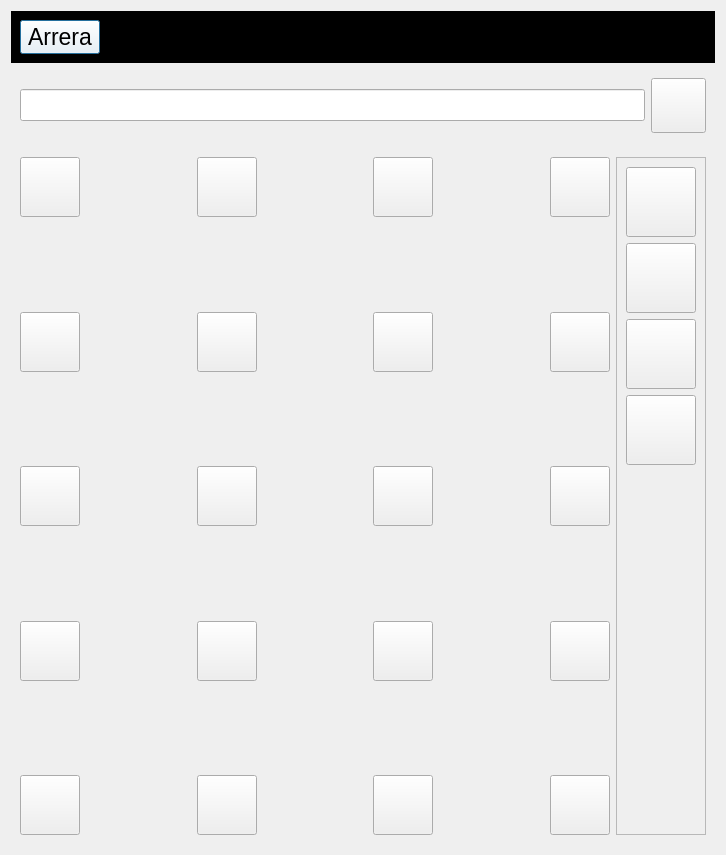
Arrera-Software/Arrera-Interface, file arreraui.ui: the form before one commit.
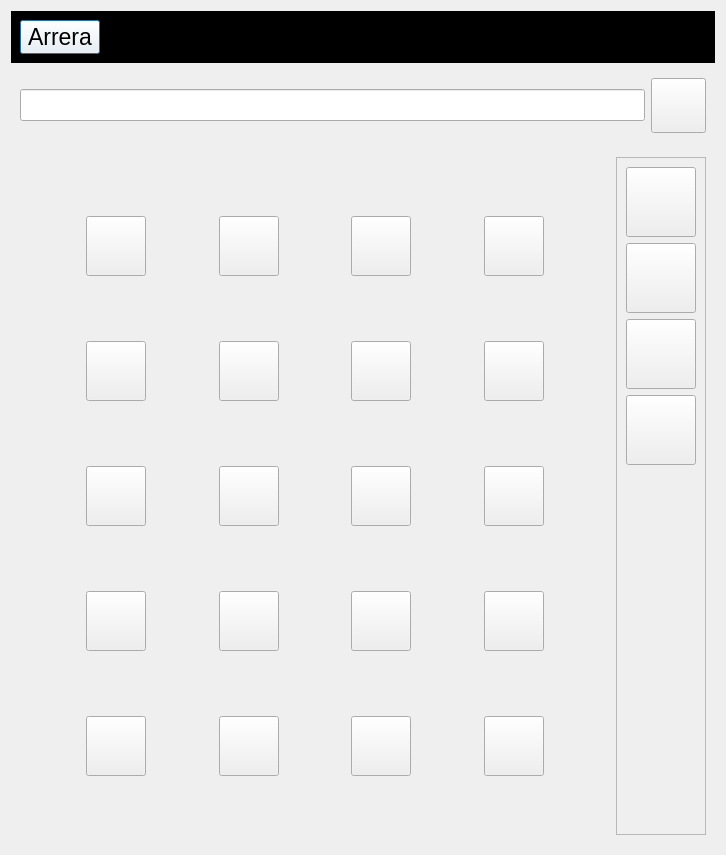
The form after the commit. The open tabs and pages were chosen to show the change. Icons and pictures are not drawn.

What changed in the file:
```diff
--- a/arreraui.ui
+++ b/arreraui.ui
@@ -1048,21 +1048,27 @@
       <layout class="QHBoxLayout" name="horizontalLayout">
        <item>
         <layout class="QGridLayout" name="gridLayout">
-         <item row="1" column="5">
-          <spacer name="horizontalSpacer_22">
-           <property name="orientation">
-            <enum>Qt::Orientation::Horizontal</enum>
+         <item row="5" column="3">
+          <widget class="QPushButton" name="IDC_APP_3">
+           <property name="minimumSize">
+            <size>
+             <width>60</width>
+             <height>60</height>
+            </size>
            </property>
-           <property name="sizeHint" stdset="0">
+           <property name="maximumSize">
             <size>
-             <width>40</width>
-             <height>20</height>
+             <width>60</width>
+             <height>60</height>
             </size>
            </property>
-          </spacer>
+           <property name="text">
+            <string/>
+           </property>
+          </widget>
          </item>
-         <item row="1" column="0">
-          <widget class="QPushButton" name="IDC_APP_1">
+         <item row="9" column="5">
+          <widget class="QPushButton" name="IDC_APP_20">
            <property name="minimumSize">
             <size>
              <width>60</width>
@@ -1080,46 +1086,26 @@
            </property>
           </widget>
          </item>
-         <item row="1" column="3">
-          <spacer name="horizontalSpacer_21">
-           <property name="orientation">
-            <enum>Qt::Orientation::Horizontal</enum>
-           </property>
-           <property name="sizeHint" stdset="0">
+         <item row="3" column="7">
+          <widget class="QPushButton" name="IDC_APP_10">
+           <property name="minimumSize">
             <size>
-             <width>40</width>
-             <height>20</height>
+             <width>60</width>
+             <height>60</height>
             </size>
            </property>
-          </spacer>
-         </item>
-         <item row="6" column="0">
-          <spacer name="verticalSpacer_10">
-           <property name="orientation">
-            <enum>Qt::Orientation::Vertical</enum>
-           </property>
-           <property name="sizeHint" stdset="0">
+           <property name="maximumSize">
             <size>
-             <width>20</width>
-             <height>40</height>
+             <width>60</width>
+             <height>60</height>
             </size>
            </property>
-          </spacer>
-         </item>
-         <item row="2" column="0">
-          <spacer name="verticalSpacer_8">
-           <property name="orientation">
-            <enum>Qt::Orientation::Vertical</enum>
+           <property name="text">
+            <string/>
            </property>
-           <property name="sizeHint" stdset="0">
-            <size>
-             <width>20</width>
-             <height>40</height>
-            </size>
-           </property>
-          </spacer>
+          </widget>
          </item>
-         <item row="7" column="6">
+         <item row="7" column="7">
           <widget class="QPushButton" name="IDC_APP_7">
            <property name="minimumSize">
             <size>
@@ -1139,7 +1125,20 @@
           </widget>
          </item>
          <item row="1" column="6">
-          <widget class="QPushButton" name="IDC_APP_15">
+          <spacer name="horizontalSpacer_22">
+           <property name="orientation">
+            <enum>Qt::Orientation::Horizontal</enum>
+           </property>
+           <property name="sizeHint" stdset="0">
+            <size>
+             <width>40</width>
+             <height>20</height>
+            </size>
+           </property>
+          </spacer>
+         </item>
+         <item row="3" column="5">
+          <widget class="QPushButton" name="IDC_APP_6">
            <property name="minimumSize">
             <size>
              <width>60</width>
@@ -1157,7 +1156,7 @@
            </property>
           </widget>
          </item>
-         <item row="1" column="1">
+         <item row="1" column="2">
           <spacer name="horizontalSpacer_20">
            <property name="orientation">
             <enum>Qt::Orientation::Horizontal</enum>
@@ -1170,7 +1169,33 @@
            </property>
           </spacer>
          </item>
-         <item row="5" column="0">
+         <item row="2" column="1">
+          <spacer name="verticalSpacer_8">
+           <property name="orientation">
+            <enum>Qt::Orientation::Vertical</enum>
+           </property>
+           <property name="sizeHint" stdset="0">
+            <size>
+             <width>20</width>
+             <height>40</height>
+            </size>
+           </property>
+          </spacer>
+         </item>
+         <item row="1" column="8">
+          <spacer name="horizontalSpacer_13">
+           <property name="orientation">
+            <enum>Qt::Orientation::Horizontal</enum>
+           </property>
+           <property name="sizeHint" stdset="0">
+            <size>
+             <width>40</width>
+             <height>20</height>
+            </size>
+           </property>
+          </spacer>
+         </item>
+         <item row="5" column="1">
           <widget class="QPushButton" name="IDC_APP_13">
            <property name="minimumSize">
             <size>
@@ -1189,45 +1214,20 @@
            </property>
           </widget>
          </item>
-         <item row="7" column="0">
-          <widget class="QPushButton" name="IDC_APP_9">
-           <property name="minimumSize">
-            <size>
-             <width>60</width>
-             <height>60</height>
-            </size>
+         <item row="6" column="1">
+          <spacer name="verticalSpacer_10">
+           <property name="orientation">
+            <enum>Qt::Orientation::Vertical</enum>
            </property>
-           <property name="maximumSize">
+           <property name="sizeHint" stdset="0">
             <size>
-             <width>60</width>
-             <height>60</height>
+             <width>20</width>
+             <height>40</height>
             </size>
            </property>
-           <property name="text">
-            <string/>
-           </property>
-          </widget>
+          </spacer>
          </item>
-         <item row="3" column="2">
-          <widget class="QPushButton" name="IDC_APP_4">
-           <property name="minimumSize">
-            <size>
-             <width>60</width>
-             <height>60</height>
-            </size>
-           </property>
-           <property name="maximumSize">
-            <size>
-             <width>60</width>
-             <height>60</height>
-            </size>
-           </property>
-           <property name="text">
-            <string/>
-           </property>
-          </widget>
-         </item>
-         <item row="5" column="6">
+         <item row="5" column="7">
           <widget class="QPushButton" name="IDC_APP_11">
            <property name="minimumSize">
             <size>
@@ -1246,8 +1246,8 @@
            </property>
           </widget>
          </item>
-         <item row="9" column="4">
-          <widget class="QPushButton" name="IDC_APP_20">
+         <item row="7" column="1">
+          <widget class="QPushButton" name="IDC_APP_9">
            <property name="minimumSize">
             <size>
              <width>60</width>
@@ -1265,45 +1265,7 @@
            </property>
           </widget>
          </item>
-         <item row="5" column="2">
-          <widget class="QPushButton" name="IDC_APP_3">
-           <property name="minimumSize">
-            <size>
-             <width>60</width>
-             <height>60</height>
-            </size>
-           </property>
-           <property name="maximumSize">
-            <size>
-             <width>60</width>
-             <height>60</height>
-            </size>
-           </property>
-           <property name="text">
-            <string/>
-           </property>
-          </widget>
-         </item>
-         <item row="3" column="0">
-          <widget class="QPushButton" name="IDC_APP_2">
-           <property name="minimumSize">
-            <size>
-             <width>60</width>
-             <height>60</height>
-            </size>
-           </property>
-           <property name="maximumSize">
-            <size>
-             <width>60</width>
-             <height>60</height>
-            </size>
-           </property>
-           <property name="text">
-            <string/>
-           </property>
-          </widget>
-         </item>
-         <item row="7" column="2">
+         <item row="7" column="3">
           <widget class="QPushButton" name="IDC_APP_8">
            <property name="minimumSize">
             <size>
@@ -1322,83 +1284,84 @@
            </property>
           </widget>
          </item>
-         <item row="5" column="4">
-          <widget class="QPushButton" name="IDC_APP_5">
-           <property name="minimumSize">
-            <size>
-             <width>60</width>
-             <height>60</height>
-            </size>
-           </property>
-           <property name="maximumSize">
-            <size>
-             <width>60</width>
-             <height>60</height>
-            </size>
-           </property>
-           <property name="text">
-            <string/>
-           </property>
-          </widget>
-         </item>
-         <item row="3" column="4">
-          <widget class="QPushButton" name="IDC_APP_6">
-           <property name="minimumSize">
-            <size>
-             <width>60</width>
-             <height>60</height>
-            </size>
-           </property>
-           <property name="maximumSize">
-            <size>
-             <width>60</width>
-             <height>60</height>
-            </size>
-           </property>
-           <property name="text">
-            <string/>
-           </property>
-          </widget>
-         </item>
-         <item row="9" column="0">
-          <widget class="QPushButton" name="IDC_APP_18">
-           <property name="minimumSize">
-            <size>
-             <width>60</width>
-             <height>60</height>
-            </size>
-           </property>
-           <property name="maximumSize">
-            <size>
-             <width>60</width>
-             <height>60</height>
-            </size>
-           </property>
-           <property name="text">
-            <string/>
-           </property>
-          </widget>
-         </item>
-         <item row="3" column="6">
-          <widget class="QPushButton" name="IDC_APP_10">
-           <property name="minimumSize">
-            <size>
-             <width>60</width>
-             <height>60</height>
-            </size>
-           </property>
-           <property name="maximumSize">
-            <size>
-             <width>60</width>
-             <height>60</height>
-            </size>
-           </property>
-           <property name="text">
-            <string/>
-           </property>
-          </widget>
-         </item>
          <item row="1" column="4">
+          <spacer name="horizontalSpacer_21">
+           <property name="orientation">
+            <enum>Qt::Orientation::Horizontal</enum>
+           </property>
+           <property name="sizeHint" stdset="0">
+            <size>
+             <width>40</width>
+             <height>20</height>
+            </size>
+           </property>
+          </spacer>
+         </item>
+         <item row="3" column="1">
+          <widget class="QPushButton" name="IDC_APP_2">
+           <property name="minimumSize">
+            <size>
+             <width>60</width>
+             <height>60</height>
+            </size>
+           </property>
+           <property name="maximumSize">
+            <size>
+             <width>60</width>
+             <height>60</height>
+            </size>
+           </property>
+           <property name="text">
+            <string/>
+           </property>
+          </widget>
+         </item>
+         <item row="1" column="3">
+          <widget class="QPushButton" name="IDC_APP_16">
+           <property name="minimumSize">
+            <size>
+             <width>60</width>
+             <height>60</height>
+            </size>
+           </property>
+           <property name="maximumSize">
+            <size>
+             <width>60</width>
+             <height>60</height>
+            </size>
+           </property>
+           <property name="text">
+            <string/>
+           </property>
+          </widget>
+         </item>
+         <item row="0" column="1">
+          <spacer name="verticalSpacer_11">
+           <property name="orientation">
+            <enum>Qt::Orientation::Vertical</enum>
+           </property>
+           <property name="sizeHint" stdset="0">
+            <size>
+             <width>20</width>
+             <height>40</height>
+            </size>
+           </property>
+          </spacer>
+         </item>
+         <item row="1" column="0">
+          <spacer name="horizontalSpacer_14">
+           <property name="orientation">
+            <enum>Qt::Orientation::Horizontal</enum>
+           </property>
+           <property name="sizeHint" stdset="0">
+            <size>
+             <width>40</width>
+             <height>20</height>
+            </size>
+           </property>
+          </spacer>
+         </item>
+         <item row="1" column="5">
           <widget class="QPushButton" name="IDC_APP_14">
            <property name="minimumSize">
             <size>
@@ -1417,7 +1380,26 @@
            </property>
           </widget>
          </item>
-         <item row="9" column="6">
+         <item row="5" column="5">
+          <widget class="QPushButton" name="IDC_APP_5">
+           <property name="minimumSize">
+            <size>
+             <width>60</width>
+             <height>60</height>
+            </size>
+           </property>
+           <property name="maximumSize">
+            <size>
+             <width>60</width>
+             <height>60</height>
+            </size>
+           </property>
+           <property name="text">
+            <string/>
+           </property>
+          </widget>
+         </item>
+         <item row="9" column="7">
           <widget class="QPushButton" name="IDC_APP_21">
            <property name="minimumSize">
             <size>
@@ -1436,45 +1418,20 @@
            </property>
           </widget>
          </item>
-         <item row="1" column="2">
-          <widget class="QPushButton" name="IDC_APP_16">
-           <property name="minimumSize">
-            <size>
-             <width>60</width>
-             <height>60</height>
-            </size>
+         <item row="8" column="1">
+          <spacer name="verticalSpacer_4">
+           <property name="orientation">
+            <enum>Qt::Orientation::Vertical</enum>
            </property>
-           <property name="maximumSize">
+           <property name="sizeHint" stdset="0">
             <size>
-             <width>60</width>
-             <height>60</height>
+             <width>20</width>
+             <height>40</height>
             </size>
            </property>
-           <property name="text">
-            <string/>
-           </property>
-          </widget>
+          </spacer>
          </item>
-         <item row="7" column="4">
-          <widget class="QPushButton" name="IDC_APP_12">
-           <property name="minimumSize">
-            <size>
-             <width>60</width>
-             <height>60</height>
-            </size>
-           </property>
-           <property name="maximumSize">
-            <size>
-             <width>60</width>
-             <height>60</height>
-            </size>
-           </property>
-           <property name="text">
-            <string/>
-           </property>
-          </widget>
-         </item>
-         <item row="4" column="0">
+         <item row="4" column="1">
           <spacer name="verticalSpacer_9">
            <property name="orientation">
             <enum>Qt::Orientation::Vertical</enum>
@@ -1487,7 +1444,7 @@
            </property>
           </spacer>
          </item>
-         <item row="9" column="2">
+         <item row="9" column="3">
           <widget class="QPushButton" name="IDC_APP_19">
            <property name="minimumSize">
             <size>
@@ -1506,8 +1463,103 @@
            </property>
           </widget>
          </item>
-         <item row="8" column="0">
-          <spacer name="verticalSpacer_4">
+         <item row="1" column="7">
+          <widget class="QPushButton" name="IDC_APP_15">
+           <property name="minimumSize">
+            <size>
+             <width>60</width>
+             <height>60</height>
+            </size>
+           </property>
+           <property name="maximumSize">
+            <size>
+             <width>60</width>
+             <height>60</height>
+            </size>
+           </property>
+           <property name="text">
+            <string/>
+           </property>
+          </widget>
+         </item>
+         <item row="3" column="3">
+          <widget class="QPushButton" name="IDC_APP_4">
+           <property name="minimumSize">
+            <size>
+             <width>60</width>
+             <height>60</height>
+            </size>
+           </property>
+           <property name="maximumSize">
+            <size>
+             <width>60</width>
+             <height>60</height>
+            </size>
+           </property>
+           <property name="text">
+            <string/>
+           </property>
+          </widget>
+         </item>
+         <item row="1" column="1">
+          <widget class="QPushButton" name="IDC_APP_1">
+           <property name="minimumSize">
+            <size>
+             <width>60</width>
+             <height>60</height>
+            </size>
+           </property>
+           <property name="maximumSize">
+            <size>
+             <width>60</width>
+             <height>60</height>
+            </size>
+           </property>
+           <property name="text">
+            <string/>
+           </property>
+          </widget>
+         </item>
+         <item row="9" column="1">
+          <widget class="QPushButton" name="IDC_APP_18">
+           <property name="minimumSize">
+            <size>
+             <width>60</width>
+             <height>60</height>
+            </size>
+           </property>
+           <property name="maximumSize">
+            <size>
+             <width>60</width>
+             <height>60</height>
+            </size>
+           </property>
+           <property name="text">
+            <string/>
+           </property>
+          </widget>
+         </item>
+         <item row="7" column="5">
+          <widget class="QPushButton" name="IDC_APP_12">
+           <property name="minimumSize">
+            <size>
+             <width>60</width>
+             <height>60</height>
+            </size>
+           </property>
+           <property name="maximumSize">
+            <size>
+             <width>60</width>
+             <height>60</height>
+            </size>
+           </property>
+           <property name="text">
+            <string/>
+           </property>
+          </widget>
+         </item>
+         <item row="10" column="1">
+          <spacer name="verticalSpacer_12">
            <property name="orientation">
             <enum>Qt::Orientation::Vertical</enum>
            </property>
```
Left out of the diff: 42 changed lines with no effect on the pictures.
